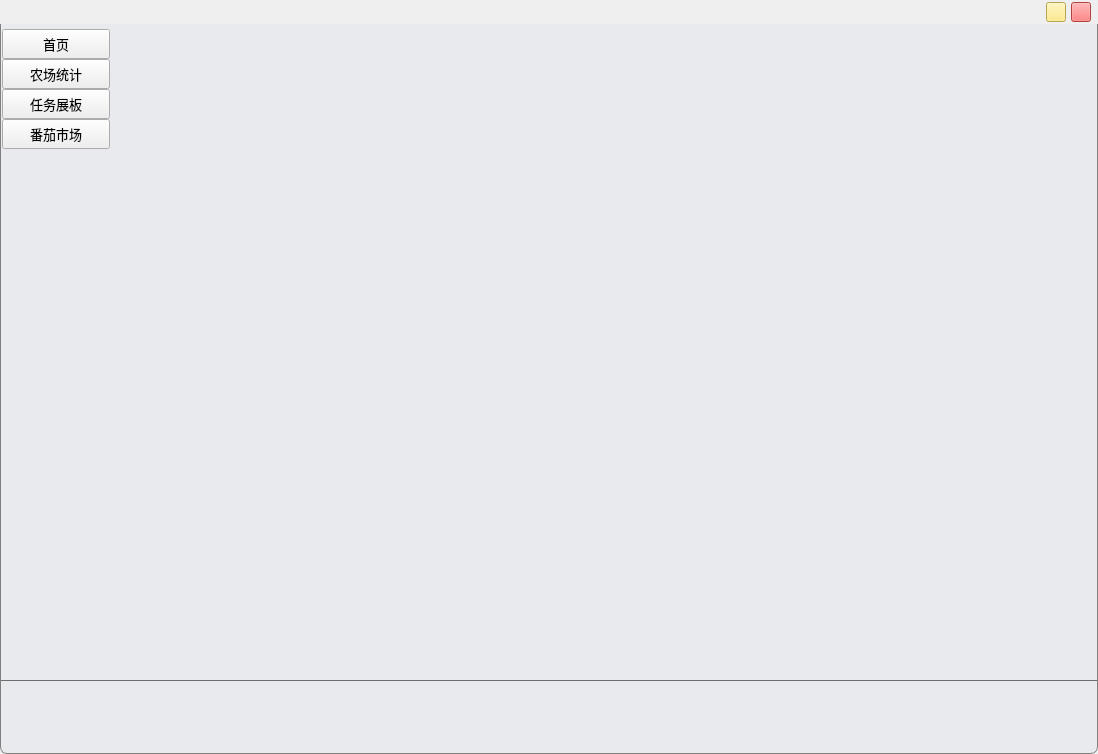
WatsonJay/tomato_farm, file gui/mainWindow.ui: the form before one commit.
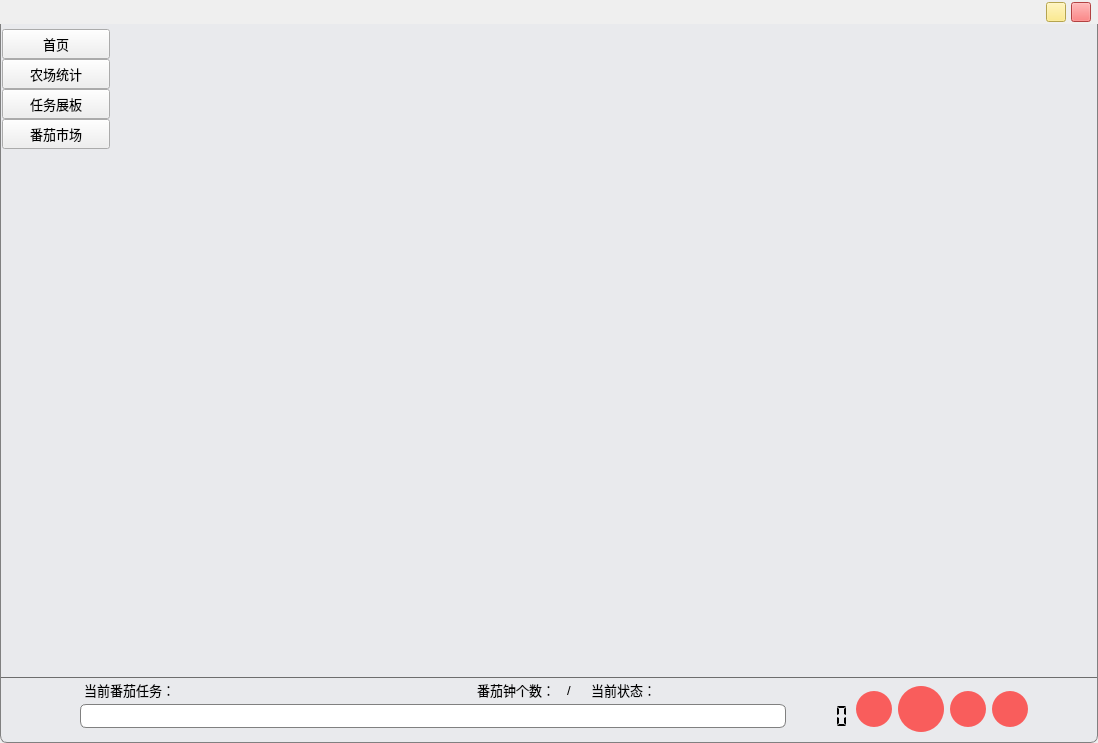
The form after the commit. Icons and pictures are not drawn.

The edit to the form file:
```diff
--- a/gui/mainWindow.ui
+++ b/gui/mainWindow.ui
@@ -10,7 +10,7 @@
     <x>0</x>
     <y>0</y>
     <width>1098</width>
-    <height>754</height>
+    <height>743</height>
    </rect>
   </property>
   <property name="windowTitle">
@@ -183,7 +183,7 @@
 border-bottom-right-radius:7px;
 }</string>
       </property>
-      <layout class="QVBoxLayout" name="verticalLayout_2" stretch="9,1">
+      <layout class="QVBoxLayout" name="verticalLayout_2" stretch="9,0">
        <property name="spacing">
         <number>0</number>
        </property>
@@ -391,88 +391,7 @@
                <number>0</number>
               </property>
               <item>
-               <widget class="QPushButton" name="pushButton_3">
-                <property name="minimumSize">
-                 <size>
-                  <width>25</width>
-                  <height>25</height>
-                 </size>
-                </property>
-                <property name="maximumSize">
-                 <size>
-                  <width>25</width>
-                  <height>25</height>
-                 </size>
-                </property>
-                <property name="toolTip">
-                 <string>用户</string>
-                </property>
-                <property name="styleSheet">
-                 <string notr="true">QPushButton{
-	border:none;
-}
-QPushButton:hover{
-	background:#c2c2c2;
-}</string>
-                </property>
-                <property name="text">
-                 <string/>
-                </property>
-                <property name="icon">
-                 <iconset resource="../icon/icons.qrc">
-                  <normaloff>:/icon/user.png</normaloff>:/icon/user.png</iconset>
-                </property>
-               </widget>
-              </item>
-              <item>
-               <spacer name="horizontalSpacer_2">
-                <property name="orientation">
-                 <enum>Qt::Horizontal</enum>
-                </property>
-                <property name="sizeHint" stdset="0">
-                 <size>
-                  <width>40</width>
-                  <height>20</height>
-                 </size>
-                </property>
-               </spacer>
-              </item>
-              <item>
-               <widget class="QPushButton" name="pushButton_7">
-                <property name="minimumSize">
-                 <size>
-                  <width>25</width>
-                  <height>25</height>
-                 </size>
-                </property>
-                <property name="maximumSize">
-                 <size>
-                  <width>25</width>
-                  <height>25</height>
-                 </size>
-                </property>
-                <property name="toolTip">
-                 <string>软件介绍</string>
-                </property>
-                <property name="styleSheet">
-                 <string notr="true">QPushButton{
-	border:none;
-}
-QPushButton:hover{
-	background:#c2c2c2;
-}</string>
-                </property>
-                <property name="text">
-                 <string/>
-                </property>
-                <property name="icon">
-                 <iconset resource="../icon/icons.qrc">
-                  <normaloff>:/icon/info.png</normaloff>:/icon/info.png</iconset>
-                </property>
-               </widget>
-              </item>
-              <item>
-               <widget class="QPushButton" name="pushButton_8">
+               <widget class="QPushButton" name="settingButton">
                 <property name="minimumSize">
                  <size>
                   <width>25</width>
@@ -505,6 +424,53 @@
                 </property>
                </widget>
               </item>
+              <item>
+               <widget class="QPushButton" name="introButton">
+                <property name="minimumSize">
+                 <size>
+                  <width>25</width>
+                  <height>25</height>
+                 </size>
+                </property>
+                <property name="maximumSize">
+                 <size>
+                  <width>25</width>
+                  <height>25</height>
+                 </size>
+                </property>
+                <property name="toolTip">
+                 <string>软件介绍</string>
+                </property>
+                <property name="styleSheet">
+                 <string notr="true">QPushButton{
+	border:none;
+}
+QPushButton:hover{
+	background:#c2c2c2;
+}</string>
+                </property>
+                <property name="text">
+                 <string/>
+                </property>
+                <property name="icon">
+                 <iconset resource="../icon/icons.qrc">
+                  <normaloff>:/icon/info.png</normaloff>:/icon/info.png</iconset>
+                </property>
+               </widget>
+              </item>
+              <item>
+               <spacer name="horizontalSpacer_2">
+                <property name="orientation">
+                 <enum>Qt::Horizontal</enum>
+                </property>
+                <property name="sizeHint" stdset="0">
+                 <size>
+                  <width>40</width>
+                  <height>20</height>
+                 </size>
+                </property>
+               </spacer>
+              </item>
              </layout>
             </item>
            </layout>
@@ -529,6 +495,509 @@
 	border-top:1px solid #6d6d6d;
 }</string>
          </property>
+         <layout class="QHBoxLayout" name="horizontalLayout_4">
+          <property name="leftMargin">
+           <number>8</number>
+          </property>
+          <property name="topMargin">
+           <number>0</number>
+          </property>
+          <property name="rightMargin">
+           <number>8</number>
+          </property>
+          <property name="bottomMargin">
+           <number>0</number>
+          </property>
+          <item>
+           <widget class="QLabel" name="tomatoPicLabel">
+            <property name="minimumSize">
+             <size>
+              <width>65</width>
+              <height>65</height>
+             </size>
+            </property>
+            <property name="maximumSize">
+             <size>
+              <width>65</width>
+              <height>65</height>
+             </size>
+            </property>
+            <property name="text">
+             <string/>
+            </property>
+           </widget>
+          </item>
+          <item>
+           <layout class="QVBoxLayout" name="verticalLayout_4" stretch="0,0">
+            <property name="spacing">
+             <number>0</number>
+            </property>
+            <property name="topMargin">
+             <number>0</number>
+            </property>
+            <property name="bottomMargin">
+             <number>13</number>
+            </property>
+            <item>
+             <layout class="QHBoxLayout" name="horizontalLayout_5" stretch="0,0,0,0,0,0,0,0,0">
+              <property name="spacing">
+               <number>3</number>
+              </property>
+              <property name="leftMargin">
+               <number>4</number>
+              </property>
+              <property name="topMargin">
+               <number>1</number>
+              </property>
+              <property name="bottomMargin">
+               <number>1</number>
+              </property>
+              <item>
+               <widget class="QLabel" name="label_2">
+                <property name="minimumSize">
+                 <size>
+                  <width>87</width>
+                  <height>0</height>
+                 </size>
+                </property>
+                <property name="maximumSize">
+                 <size>
+                  <width>87</width>
+                  <height>16777215</height>
+                 </size>
+                </property>
+                <property name="font">
+                 <font>
+                  <family>Microsoft YaHei UI</family>
+                  <pointsize>10</pointsize>
+                 </font>
+                </property>
+                <property name="text">
+                 <string>当前番茄任务：</string>
+                </property>
+               </widget>
+              </item>
+              <item>
+               <widget class="QLabel" name="messionTitleLabel">
+                <property name="minimumSize">
+                 <size>
+                  <width>300</width>
+                  <height>0</height>
+                 </size>
+                </property>
+                <property name="maximumSize">
+                 <size>
+                  <width>300</width>
+                  <height>16777215</height>
+                 </size>
+                </property>
+                <property name="font">
+                 <font>
+                  <family>Microsoft YaHei UI</family>
+                  <pointsize>10</pointsize>
+                 </font>
+                </property>
+                <property name="text">
+                 <string/>
+                </property>
+                <property name="wordWrap">
+                 <bool>true</bool>
+                </property>
+               </widget>
+              </item>
+              <item>
+               <widget class="QLabel" name="label_4">
+                <property name="minimumSize">
+                 <size>
+                  <width>76</width>
+                  <height>0</height>
+                 </size>
+                </property>
+                <property name="maximumSize">
+                 <size>
+                  <width>76</width>
+                  <height>16777215</height>
+                 </size>
+                </property>
+                <property name="font">
+                 <font>
+                  <family>Microsoft YaHei UI</family>
+                  <pointsize>10</pointsize>
+                 </font>
+                </property>
+                <property name="text">
+                 <string>番茄钟个数：</string>
+                </property>
+               </widget>
+              </item>
+              <item>
+               <widget class="QLabel" name="readyTomatoLabel">
+                <property name="maximumSize">
+                 <size>
+                  <width>26</width>
+                  <height>16777215</height>
+                 </size>
+                </property>
+                <property name="font">
+                 <font>
+                  <family>Microsoft YaHei UI</family>
+                  <pointsize>10</pointsize>
+                 </font>
+                </property>
+                <property name="text">
+                 <string/>
+                </property>
+               </widget>
+              </item>
+              <item>
+               <widget class="QLabel" name="label_6">
+                <property name="minimumSize">
+                 <size>
+                  <width>10</width>
+                  <height>0</height>
+                 </size>
+                </property>
+                <property name="maximumSize">
+                 <size>
+                  <width>10</width>
+                  <height>16777215</height>
+                 </size>
+                </property>
+                <property name="font">
+                 <font>
+                  <family>Microsoft YaHei UI</family>
+                  <pointsize>10</pointsize>
+                 </font>
+                </property>
+                <property name="text">
+                 <string>/</string>
+                </property>
+               </widget>
+              </item>
+              <item>
+               <widget class="QLabel" name="waitTomatoLabel">
+                <property name="maximumSize">
+                 <size>
+                  <width>26</width>
+                  <height>16777215</height>
+                 </size>
+                </property>
+                <property name="font">
+                 <font>
+                  <family>Microsoft YaHei UI</family>
+                  <pointsize>10</pointsize>
+                 </font>
+                </property>
+                <property name="text">
+                 <string/>
+                </property>
+               </widget>
+              </item>
+              <item>
+               <widget class="QLabel" name="label_8">
+                <property name="minimumSize">
+                 <size>
+                  <width>62</width>
+                  <height>0</height>
+                 </size>
+                </property>
+                <property name="maximumSize">
+                 <size>
+                  <width>62</width>
+                  <height>16777215</height>
+                 </size>
+                </property>
+                <property name="font">
+                 <font>
+                  <family>Microsoft YaHei UI</family>
+                  <pointsize>10</pointsize>
+                 </font>
+                </property>
+                <property name="text">
+                 <string>当前状态：</string>
+                </property>
+               </widget>
+              </item>
+              <item>
+               <widget class="QLabel" name="TomatoStageLabel">
+                <property name="maximumSize">
+                 <size>
+                  <width>67</width>
+                  <height>16777215</height>
+                 </size>
+                </property>
+                <property name="font">
+                 <font>
+                  <family>Microsoft YaHei UI</family>
+                  <pointsize>10</pointsize>
+                 </font>
+                </property>
+                <property name="text">
+                 <string/>
+                </property>
+               </widget>
+              </item>
+              <item>
+               <spacer name="horizontalSpacer_3">
+                <property name="orientation">
+                 <enum>Qt::Horizontal</enum>
+                </property>
+                <property name="sizeHint" stdset="0">
+                 <size>
+                  <width>40</width>
+                  <height>20</height>
+                 </size>
+                </property>
+               </spacer>
+              </item>
+             </layout>
+            </item>
+            <item>
+             <layout class="QHBoxLayout" name="horizontalLayout_6">
+              <property name="spacing">
+               <number>0</number>
+              </property>
+              <item>
+               <widget class="QProgressBar" name="TimeBar">
+                <property name="styleSheet">
+                 <string notr="true">#TimeBar{
+	color: rgb(244, 98, 98);
+	border-radius:6px;
+	border: 1px solid #808080;
+}
+#TimeBar::chunk{
+	border-radius:3px;
+   	width:10px;
+	background-color:#F95D5C;
+   	margin:0.5px;
+
+}</string>
+                </property>
+                <property name="value">
+                 <number>0</number>
+                </property>
+                <property name="textVisible">
+                 <bool>false</bool>
+                </property>
+                <property name="orientation">
+                 <enum>Qt::Horizontal</enum>
+                </property>
+               </widget>
+              </item>
+              <item>
+               <widget class="QLCDNumber" name="TimeLcd">
+                <property name="font">
+                 <font>
+                  <family>Agency FB</family>
+                  <weight>50</weight>
+                  <bold>false</bold>
+                 </font>
+                </property>
+                <property name="styleSheet">
+                 <string notr="true">#TimeLcd{
+	border:none;
+}</string>
+                </property>
+                <property name="smallDecimalPoint">
+                 <bool>false</bool>
+                </property>
+                <property name="digitCount">
+                 <number>5</number>
+                </property>
+                <property name="segmentStyle">
+                 <enum>QLCDNumber::Flat</enum>
+                </property>
+                <property name="intValue" stdset="0">
+                 <number>0</number>
+                </property>
+               </widget>
+              </item>
+             </layout>
+            </item>
+           </layout>
+          </item>
+          <item>
+           <widget class="QPushButton" name="redoTimerButton">
+            <property name="minimumSize">
+             <size>
+              <width>36</width>
+              <height>36</height>
+             </size>
+            </property>
+            <property name="maximumSize">
+             <size>
+              <width>36</width>
+              <height>36</height>
+             </size>
+            </property>
+            <property name="toolTip">
+             <string>重置番茄钟</string>
+            </property>
+            <property name="styleSheet">
+             <string notr="true">border-radius:18px;
+border:none;
+background:#F95D5C;</string>
+            </property>
+            <property name="text">
+             <string/>
+            </property>
+            <property name="icon">
+             <iconset resource="../icon/icons.qrc">
+              <normaloff>:/icon/redo.png</normaloff>:/icon/redo.png</iconset>
+            </property>
+           </widget>
+          </item>
+          <item>
+           <widget class="QPushButton" name="startTimerButton">
+            <property name="minimumSize">
+             <size>
+              <width>46</width>
+              <height>46</height>
+             </size>
+            </property>
+            <property name="maximumSize">
+             <size>
+              <width>46</width>
+              <height>46</height>
+             </size>
+            </property>
+            <property name="toolTip">
+             <string>开始任务番茄钟</string>
+            </property>
+            <property name="styleSheet">
+             <string notr="true">border-radius:23px;
+border:none;
+background:#F95D5C;</string>
+            </property>
+            <property name="text">
+             <string/>
+            </property>
+            <property name="icon">
+             <iconset resource="../icon/icons.qrc">
+              <normaloff>:/icon/play.png</normaloff>:/icon/play.png</iconset>
+            </property>
+            <property name="iconSize">
+             <size>
+              <width>24</width>
+              <height>24</height>
+             </size>
+            </property>
+           </widget>
+          </item>
+          <item>
+           <widget class="QPushButton" name="pauseTimerButton">
+            <property name="minimumSize">
+             <size>
+              <width>36</width>
+              <height>36</height>
+             </size>
+            </property>
+            <property name="maximumSize">
+             <size>
+              <width>36</width>
+              <height>36</height>
+             </size>
+            </property>
+            <property name="toolTip">
+             <string>暂停番茄钟</string>
+            </property>
+            <property name="styleSheet">
+             <string notr="true">border-radius:18px;
+border:none;
+background:#F95D5C;</string>
+            </property>
+            <property name="text">
+             <string/>
+            </property>
+            <property name="icon">
+             <iconset resource="../icon/icons.qrc">
+              <normaloff>:/icon/pause.png</normaloff>:/icon/pause.png</iconset>
+            </property>
+           </widget>
+          </item>
+          <item>
+           <widget class="QPushButton" name="stopTimerButton">
+            <property name="minimumSize">
+             <size>
+              <width>36</width>
+              <height>36</height>
+             </size>
+            </property>
+            <property name="maximumSize">
+             <size>
+              <width>36</width>
+              <height>36</height>
+             </size>
+            </property>
+            <property name="toolTip">
+             <string>停止番茄钟</string>
+            </property>
+            <property name="styleSheet">
+             <string notr="true">border-radius:18px;
+border:none;
+background:#F95D5C;</string>
+            </property>
+            <property name="text">
+             <string/>
+            </property>
+            <property name="icon">
+             <iconset resource="../icon/icons.qrc">
+              <normaloff>:/icon/stop.png</normaloff>:/icon/stop.png</iconset>
+            </property>
+           </widget>
+          </item>
+          <item>
+           <spacer name="horizontalSpacer_4">
+            <property name="orientation">
+             <enum>Qt::Horizontal</enum>
+            </property>
+            <property name="sizeType">
+             <enum>QSizePolicy::Preferred</enum>
+            </property>
+            <property name="sizeHint" stdset="0">
+             <size>
+              <width>30</width>
+              <height>20</height>
+             </size>
+            </property>
+           </spacer>
+          </item>
+          <item>
+           <widget class="QPushButton" name="miniSizeButton">
+            <property name="minimumSize">
+             <size>
+              <width>25</width>
+              <height>25</height>
+             </size>
+            </property>
+            <property name="maximumSize">
+             <size>
+              <width>25</width>
+              <height>25</height>
+             </size>
+            </property>
+            <property name="toolTip">
+             <string>迷你计时器</string>
+            </property>
+            <property name="styleSheet">
+             <string notr="true">border:none;</string>
+            </property>
+            <property name="text">
+             <string/>
+            </property>
+            <property name="icon">
+             <iconset resource="../icon/icons.qrc">
+              <normaloff>:/icon/miniBar.png</normaloff>:/icon/miniBar.png</iconset>
+            </property>
+            <property name="iconSize">
+             <size>
+              <width>25</width>
+              <height>25</height>
+             </size>
+            </property>
+           </widget>
+          </item>
+         </layout>
         </widget>
        </item>
       </layout>
```
Left out of the diff: 16 changed lines with no effect on the pictures.
